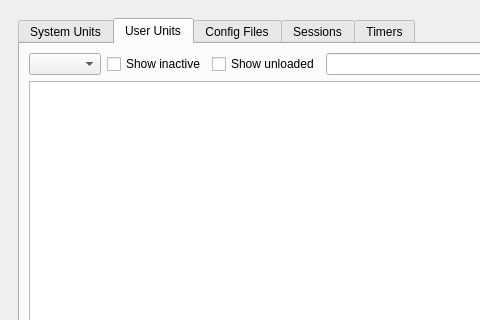
The window that src/mainwindow.ui (KDE/systemdgenie) describes before a commit, drawn with Qt 5; both pictures show x 0 to 480 and y 0 to 320 of the 800 by 600 pixel window.
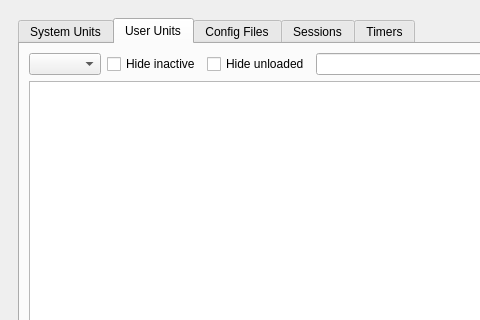
The same window after the commit. The open tabs and pages were chosen to show the change.

Commit message: Show unloaded and inactive units by default

Patch:
```diff
--- a/src/mainwindow.ui
+++ b/src/mainwindow.ui
@@ -173,14 +173,20 @@
              <item>
               <widget class="QCheckBox" name="chkInactiveUserUnits">
                <property name="text">
-                <string>Show inactive</string>
+                <string>Hide inactive</string>
+               </property>
+               <property name="checked">
+                <bool>false</bool>
                </property>
               </widget>
              </item>
              <item>
               <widget class="QCheckBox" name="chkUnloadedUserUnits">
                <property name="text">
-                <string>Show unloaded</string>
+                <string>Hide unloaded</string>
+               </property>
+               <property name="checked">
+                <bool>false</bool>
                </property>
               </widget>
              </item>
```
Left out of the diff: 18 changed lines with no effect on the pictures. The commit also changes 1 other file.
